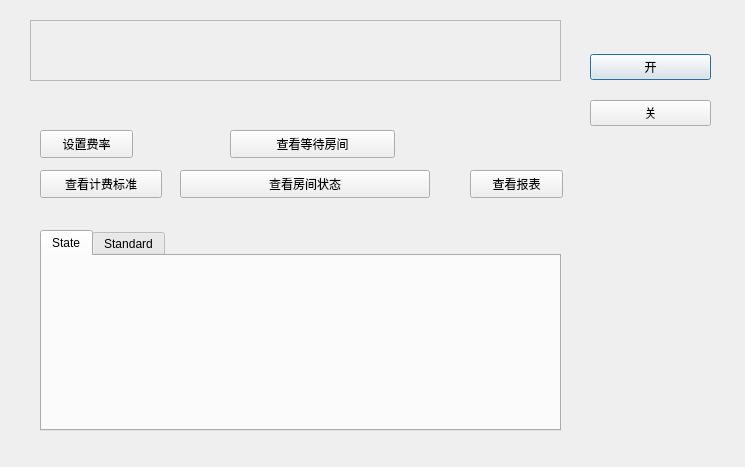
Qt form server.ui (demoOS-BUPT/demoSE) before a commit.
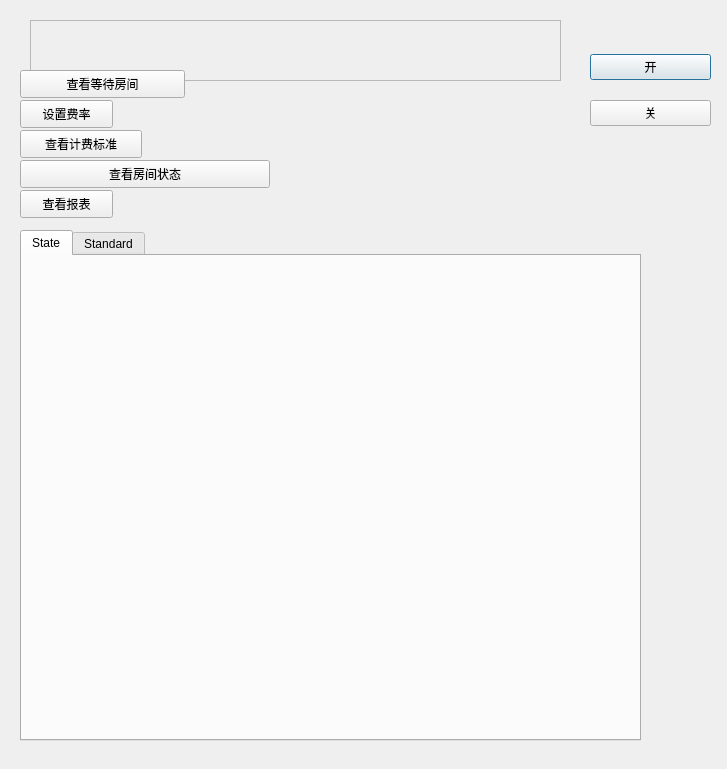
The same form after that commit.

```diff
--- a/server.ui
+++ b/server.ui
@@ -6,8 +6,8 @@
    <rect>
     <x>0</x>
     <y>0</y>
-    <width>745</width>
-    <height>467</height>
+    <width>727</width>
+    <height>769</height>
    </rect>
   </property>
   <property name="windowTitle">
@@ -16,10 +16,10 @@
   <widget class="QTabWidget" name="tabWidget">
    <property name="geometry">
     <rect>
-     <x>40</x>
+     <x>20</x>
      <y>230</y>
-     <width>521</width>
-     <height>201</height>
+     <width>621</width>
+     <height>511</height>
     </rect>
    </property>
    <property name="currentIndex">
@@ -107,8 +107,8 @@
   <widget class="QPushButton" name="setRateBtn">
    <property name="geometry">
     <rect>
-     <x>40</x>
-     <y>130</y>
+     <x>20</x>
+     <y>100</y>
      <width>93</width>
      <height>28</height>
     </rect>
@@ -120,8 +120,8 @@
   <widget class="QPushButton" name="pushButton_4">
    <property name="geometry">
     <rect>
-     <x>40</x>
-     <y>170</y>
+     <x>20</x>
+     <y>130</y>
      <width>122</width>
      <height>28</height>
     </rect>
@@ -133,8 +133,8 @@
   <widget class="QPushButton" name="waitQueBtn">
    <property name="geometry">
     <rect>
-     <x>230</x>
-     <y>130</y>
+     <x>20</x>
+     <y>70</y>
      <width>165</width>
      <height>28</height>
     </rect>
@@ -146,8 +146,8 @@
   <widget class="QPushButton" name="pushButton">
    <property name="geometry">
     <rect>
-     <x>180</x>
-     <y>170</y>
+     <x>20</x>
+     <y>160</y>
      <width>250</width>
      <height>28</height>
     </rect>
@@ -159,8 +159,8 @@
   <widget class="QPushButton" name="pushButton_5">
    <property name="geometry">
     <rect>
-     <x>470</x>
-     <y>170</y>
+     <x>20</x>
+     <y>190</y>
      <width>93</width>
      <height>28</height>
     </rect>
```
Left out of the diff: 12 changed lines with no effect on the pictures.
